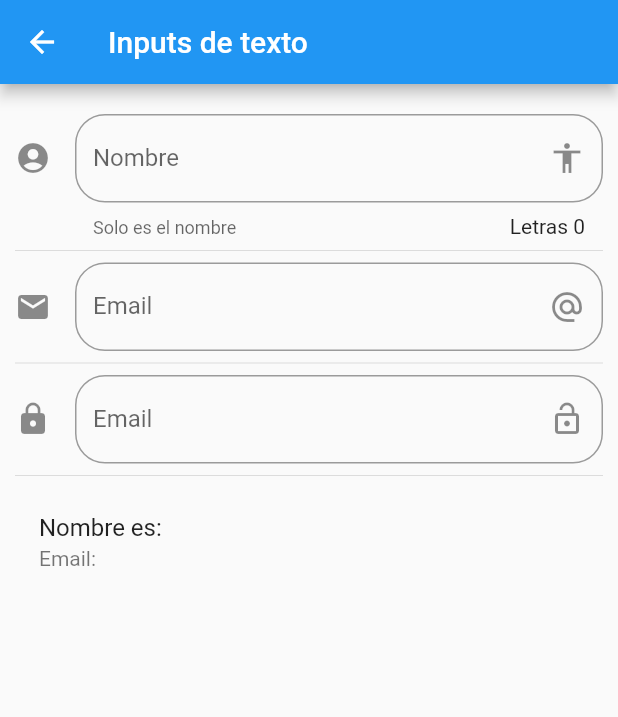
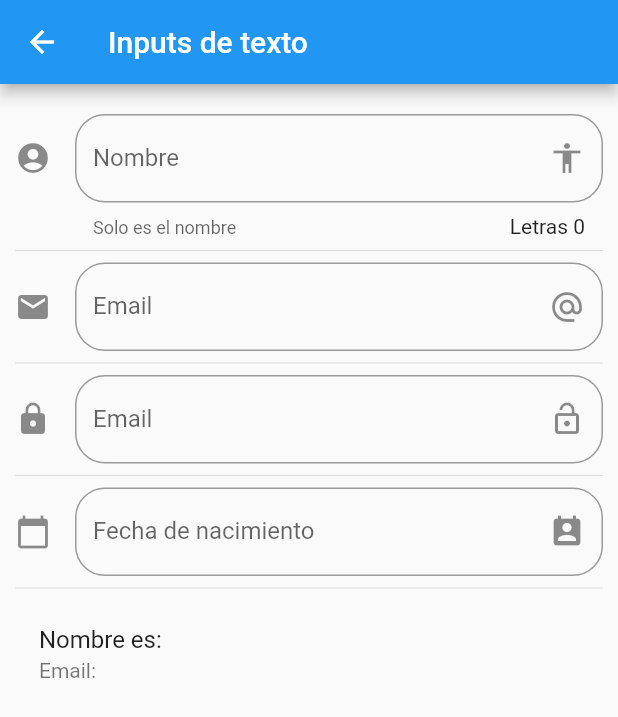
Before and after one commit to LobotheStark/CursoFlutter, a Flutter app: the screen it shows after launch, after a tap on "Inputs", on a phone screen of 412 x 824 dp. Shown: the top 717 px of the screen. Run offline on Flutter 3.47's test engine with Material 2 defaults, Android fonts, the phone set to English and light mode, and no system bars; network calls fail.

```diff
--- a/lib/main.dart
+++ b/lib/main.dart
@@ -1,12 +1,9 @@
-
 import 'package:componentes/src/pages/alert_page.dart';
 import 'package:componentes/src/routes/routes.dart';
 import 'package:flutter/material.dart';
-
+import 'package:flutter_localizations/flutter_localizations.dart';
 
 //import 'package:componentes/src/pages/home_temp.dart';
-
-
 
 void main() => runApp(MyApp());
 
@@ -16,17 +13,26 @@ class MyApp extends StatelessWidget {
     return MaterialApp(
       title: 'Componentes App',
       debugShowCheckedModeBanner: false,
+      localizationsDelegates: [
+        // ... app-specific localization delegate[s] here
+        GlobalMaterialLocalizations.delegate,
+        GlobalWidgetsLocalizations.delegate,
+        GlobalCupertinoLocalizations.delegate,
+      ],
+      supportedLocales: [
+        const Locale('en', 'US'), // English
+        const Locale('es', 'ES'), // Spanish
+        const Locale.fromSubtags(
+            languageCode: 'zh'), // Chinese *See Advanced Locales below*
+        // ... other locales the app supports
+      ],
       // home: HomePage(),
       initialRoute: '/',
       routes: getApplicationRoutes(),
-      onGenerateRoute: ( RouteSettings settings ) {
-
+      onGenerateRoute: (RouteSettings settings) {
         return MaterialPageRoute(
-          builder: (BuildContext context) => AlertPage()
-        );
-
+            builder: (BuildContext context) => AlertPage());
       },
-
     );
   }
 }
--- a/lib/src/pages/input_page.dart
+++ b/lib/src/pages/input_page.dart
@@ -8,7 +8,9 @@ class InputPage extends StatefulWidget {
 class _InputPageState extends State<InputPage> {
   String _nombre = '';
   String _email = '';
-  String _password ='';
+  String _fecha = '';
+
+  TextEditingController _inputFieldDateControler = new TextEditingController();
 
   @override
   Widget build(BuildContext context) {
@@ -22,6 +24,8 @@ class _InputPageState extends State<InputPage> {
             _crearEmail(),
             Divider(),
             _crearPassword(),
+            Divider(),
+            _crearFecha(context),
             Divider(),
             _crearPersona(),
 
@@ -79,8 +83,42 @@ class _InputPageState extends State<InputPage> {
           suffixIcon: Icon(Icons.lock_open),
           icon: Icon(Icons.lock)),
       onChanged: (valor) => setState((){
-        _password = valor;
+
       })
     );
   }
+  Widget _crearFecha(BuildContext context) {
+    return TextField(
+      enableInteractiveSelection: false,
+      controller: _inputFieldDateControler,
+      decoration: InputDecoration(
+          border: OutlineInputBorder(borderRadius: BorderRadius.circular(20.0)),
+          hintText: 'Fecha de nacimiento',
+          labelText: 'Fecha de nacimiento',
+          suffixIcon: Icon(Icons.perm_contact_calendar),
+          icon: Icon(Icons.calendar_today)),
+          onTap: () {
+            FocusScope.of(context).requestFocus(new FocusNode());
+            _selectDate(context);
+          },
+    );
+  }
+
+  _selectDate(BuildContext context) async {
+
+    DateTime picked = await showDatePicker(
+      context: context,
+      initialDate: new DateTime.now(),
+      firstDate: new DateTime(2018),
+      lastDate: new DateTime(2025),
+      locale: Locale('es', 'ES')
+      );
+
+    if (picked != null) {
+      setState(() {
+        _fecha = picked.toString();
+        _inputFieldDateControler.text = _fecha;
+      });
+    }
+  }
 }
--- a/pubspec.yaml
+++ b/pubspec.yaml
@@ -18,6 +18,9 @@ environment:
 
 dependencies:
   flutter:
+    sdk: flutter
+
+  flutter_localizations:
     sdk: flutter
 
   # The following adds the Cupertino Icons font to your application.
```
Also changed, not shown: pubspec.lock.
